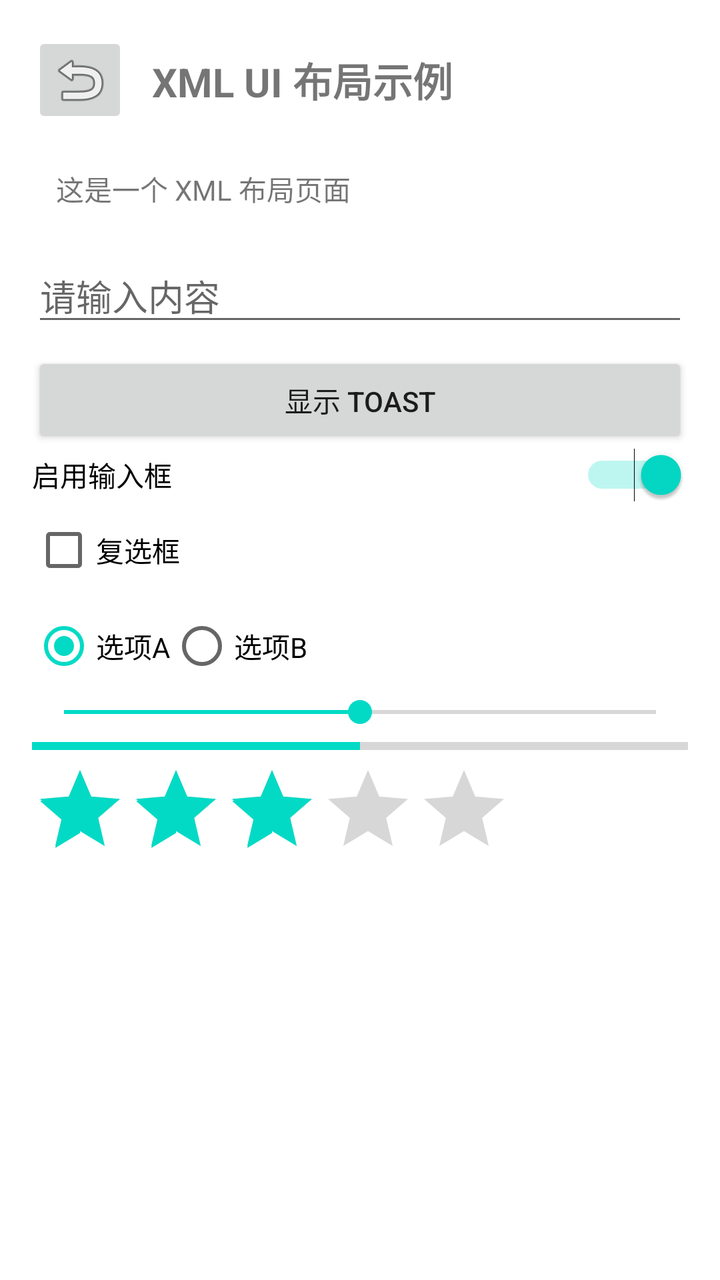
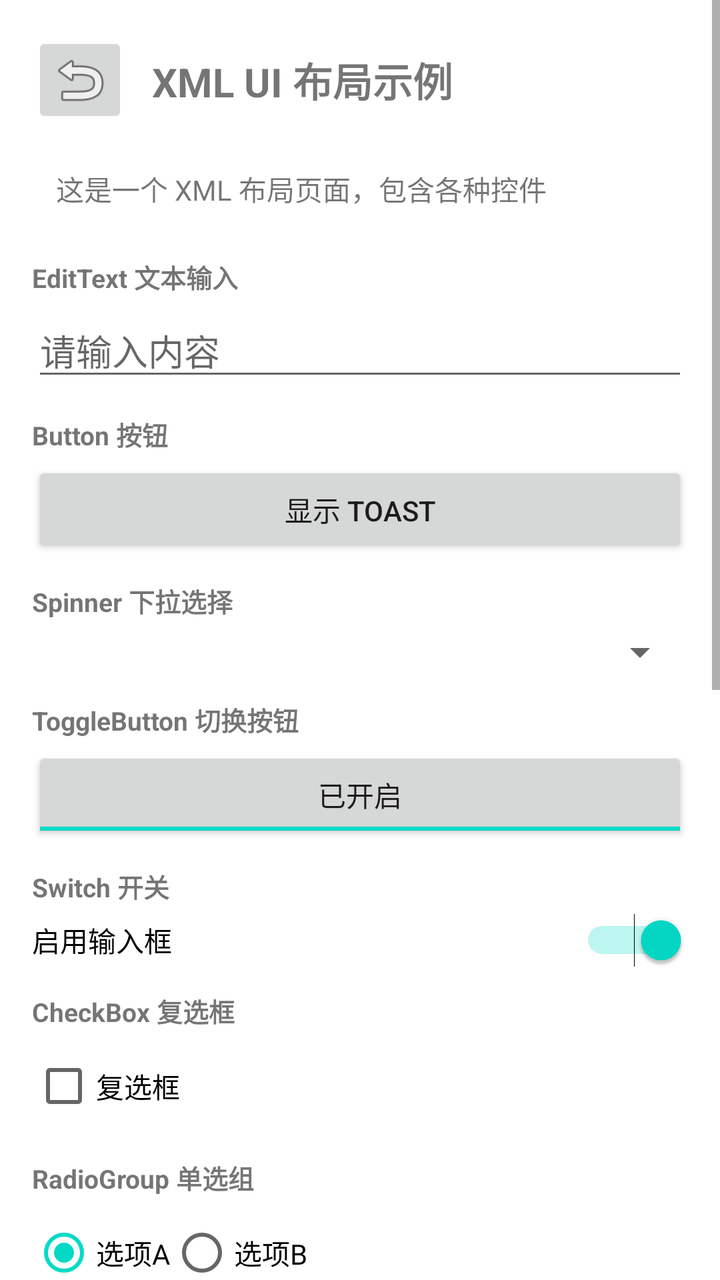

Screens rendered from an Android XML layout before and after an edit, with the pre-edit source and the edit as a unified diff.
<!-- AndroidManifest.xml: fallback theme Theme.MaterialComponents.DayNight.NoActionBar -->
<!-- res/layout/activity_xml.xml -->
<?xml version="1.0" encoding="utf-8"?>
<LinearLayout xmlns:android="http://schemas.android.com/apk/res/android"
    android:layout_width="match_parent"
    android:layout_height="match_parent"
    android:orientation="vertical"
    android:padding="16dp">

    <LinearLayout
        android:layout_width="match_parent"
        android:layout_height="wrap_content"
        android:orientation="horizontal"
        android:gravity="center_vertical">

        <ImageButton
            android:id="@+id/ivBack"
            android:layout_width="48dp"
            android:layout_height="48dp"
            android:contentDescription="返回"
            android:src="@android:drawable/ic_menu_revert" />

        <TextView
            android:layout_width="wrap_content"
            android:layout_height="wrap_content"
            android:text="XML UI 布局示例"
            android:textSize="20sp"
            android:textStyle="bold"
            android:layout_marginStart="12dp" />
    </LinearLayout>

    <TextView
        android:id="@+id/tvFeedback"
        android:layout_width="match_parent"
        android:layout_height="wrap_content"
        android:text="这是一个 XML 布局页面"
        android:textSize="14sp"
        android:padding="12dp"
        android:layout_marginTop="8dp" />

    <EditText
        android:id="@+id/editText"
        android:layout_width="match_parent"
        android:layout_height="wrap_content"
        android:hint="请输入内容"
        android:layout_marginTop="8dp" />

    <Button
        android:id="@+id/buttonShowToast"
        android:layout_width="match_parent"
        android:layout_height="wrap_content"
        android:text="显示 Toast"
        android:layout_marginTop="8dp" />

    <Switch
        android:id="@+id/controlSwitch"
        android:layout_width="match_parent"
        android:layout_height="wrap_content"
        android:text="启用输入框"
        android:checked="true" />

    <CheckBox
        android:id="@+id/checkbox"
        android:layout_width="match_parent"
        android:layout_height="wrap_content"
        android:text="复选框" />

    <RadioGroup
        android:id="@+id/radioGroup"
        android:layout_width="match_parent"
        android:layout_height="wrap_content"
        android:orientation="horizontal">

        <RadioButton
            android:id="@+id/radioButton1"
            android:layout_width="wrap_content"
            android:layout_height="wrap_content"
            android:text="选项A"
            android:checked="true" />

        <RadioButton
            android:id="@+id/radioButton2"
            android:layout_width="wrap_content"
            android:layout_height="wrap_content"
            android:text="选项B" />
    </RadioGroup>

    <SeekBar
        android:id="@+id/seekBar"
        android:layout_width="match_parent"
        android:layout_height="wrap_content"
        android:max="100"
        android:progress="50" />

    <ProgressBar
        android:id="@+id/progressBar"
        style="?android:attr/progressBarStyleHorizontal"
        android:layout_width="match_parent"
        android:layout_height="wrap_content"
        android:max="100"
        android:progress="50" />

    <RatingBar
        android:id="@+id/ratingBar"
        android:layout_width="wrap_content"
        android:layout_height="wrap_content"
        android:numStars="5"
        android:rating="3" />
</LinearLayout>
<!-- resources referenced by this layout -->
<resources>

</resources>

<!-- the commit's change to res/layout/activity_xml.xml (unified diff, before → after) -->
@@ -1,107 +1,260 @@
 <?xml version="1.0" encoding="utf-8"?>
-<LinearLayout xmlns:android="http://schemas.android.com/apk/res/android"
+<ScrollView xmlns:android="http://schemas.android.com/apk/res/android"
     android:layout_width="match_parent"
     android:layout_height="match_parent"
-    android:orientation="vertical"
-    android:padding="16dp">
+    android:fillViewport="true">
 
     <LinearLayout
         android:layout_width="match_parent"
         android:layout_height="wrap_content"
-        android:orientation="horizontal"
-        android:gravity="center_vertical">
-
-        <ImageButton
-            android:id="@+id/ivBack"
-            android:layout_width="48dp"
-            android:layout_height="48dp"
-            android:contentDescription="返回"
-            android:src="@android:drawable/ic_menu_revert" />
-
-        <TextView
-            android:layout_width="wrap_content"
-            android:layout_height="wrap_content"
-            android:text="XML UI 布局示例"
-            android:textSize="20sp"
-            android:textStyle="bold"
-            android:layout_marginStart="12dp" />
+        android:orientation="vertical"
+        android:padding="16dp">
+
+        
+        <LinearLayout
+            android:layout_width="match_parent"
+            android:layout_height="wrap_content"
+            android:orientation="horizontal"
+            android:gravity="center_vertical">
+
+            <ImageButton
+                android:id="@+id/ivBack"
+                android:layout_width="48dp"
+                android:layout_height="48dp"
+                android:contentDescription="返回"
+                android:src="@android:drawable/ic_menu_revert" />
+
+            <TextView
+                android:layout_width="wrap_content"
+                android:layout_height="wrap_content"
+                android:text="XML UI 布局示例"
+                android:textSize="20sp"
+                android:textStyle="bold"
+                android:layout_marginStart="12dp" />
+        </LinearLayout>
+
+        <TextView
+            android:id="@+id/tvFeedback"
+            android:layout_width="match_parent"
+            android:layout_height="wrap_content"
+            android:text="这是一个 XML 布局页面，包含各种控件"
+            android:textSize="14sp"
+            android:padding="12dp"
+            android:layout_marginTop="8dp" />
+
+        
+        <TextView
+            android:layout_width="wrap_content"
+            android:layout_height="wrap_content"
+            android:text="EditText 文本输入"
+            android:textSize="13sp"
+            android:textStyle="bold"
+            android:layout_marginTop="12dp" />
+        <EditText
+            android:id="@+id/editText"
+            android:layout_width="match_parent"
+            android:layout_height="wrap_content"
+            android:hint="请输入内容"
+            android:layout_marginTop="4dp" />
+
+        
+        <TextView
+            android:layout_width="wrap_content"
+            android:layout_height="wrap_content"
+            android:text="Button 按钮"
+            android:textSize="13sp"
+            android:textStyle="bold"
+            android:layout_marginTop="12dp" />
+        <Button
+            android:id="@+id/buttonShowToast"
+            android:layout_width="match_parent"
+            android:layout_height="wrap_content"
+            android:text="显示 Toast"
+            android:layout_marginTop="4dp" />
+
+        
+        <TextView
+            android:layout_width="wrap_content"
+            android:layout_height="wrap_content"
+            android:text="Spinner 下拉选择"
+            android:textSize="13sp"
+            android:textStyle="bold"
+            android:layout_marginTop="12dp" />
+        <Spinner
+            android:id="@+id/spinnerOptions"
+            android:layout_width="match_parent"
+            android:layout_height="wrap_content"
+            android:layout_marginTop="4dp" />
+
+        
+        <TextView
+            android:layout_width="wrap_content"
+            android:layout_height="wrap_content"
+            android:text="ToggleButton 切换按钮"
+            android:textSize="13sp"
+            android:textStyle="bold"
+            android:layout_marginTop="12dp" />
+        <ToggleButton
+            android:id="@+id/toggleButton"
+            android:layout_width="match_parent"
+            android:layout_height="wrap_content"
+            android:textOn="已开启"
+            android:textOff="已关闭"
+            android:checked="true"
+            android:layout_marginTop="4dp" />
+
+        
+        <TextView
+            android:layout_width="wrap_content"
+            android:layout_height="wrap_content"
+            android:text="Switch 开关"
+            android:textSize="13sp"
+            android:textStyle="bold"
+            android:layout_marginTop="12dp" />
+        <Switch
+            android:id="@+id/controlSwitch"
+            android:layout_width="match_parent"
+            android:layout_height="wrap_content"
+            android:text="启用输入框"
+            android:checked="true"
+            android:layout_marginTop="4dp" />
+
+        
+        <TextView
+            android:layout_width="wrap_content"
+            android:layout_height="wrap_content"
+            android:text="CheckBox 复选框"
+            android:textSize="13sp"
+            android:textStyle="bold"
+            android:layout_marginTop="12dp" />
+        <CheckBox
+            android:id="@+id/checkbox"
+            android:layout_width="match_parent"
+            android:layout_height="wrap_content"
+            android:text="复选框"
+            android:layout_marginTop="4dp" />
+
+        
+        <TextView
+            android:layout_width="wrap_content"
+            android:layout_height="wrap_content"
+            android:text="RadioGroup 单选组"
+            android:textSize="13sp"
+            android:textStyle="bold"
+            android:layout_marginTop="12dp" />
+        <RadioGroup
+            android:id="@+id/radioGroup"
+            android:layout_width="match_parent"
+            android:layout_height="wrap_content"
+            android:orientation="horizontal"
+            android:layout_marginTop="4dp">
+
+            <RadioButton
+                android:id="@+id/radioButton1"
+                android:layout_width="wrap_content"
+                android:layout_height="wrap_content"
+                android:text="选项A"
+                android:checked="true" />
+
+            <RadioButton
+                android:id="@+id/radioButton2"
+                android:layout_width="wrap_content"
+                android:layout_height="wrap_content"
+                android:text="选项B" />
+        </RadioGroup>
+
+        
+        <TextView
+            android:layout_width="wrap_content"
+            android:layout_height="wrap_content"
+            android:text="SeekBar 拖动条"
+            android:textSize="13sp"
+            android:textStyle="bold"
+            android:layout_marginTop="12dp" />
+        <SeekBar
+            android:id="@+id/seekBar"
+            android:layout_width="match_parent"
+            android:layout_height="wrap_content"
+            android:max="100"
+            android:progress="50"
+            android:layout_marginTop="4dp" />
+
+        
+        <TextView
+            android:layout_width="wrap_content"
+            android:layout_height="wrap_content"
+            android:text="ProgressBar 进度条"
+            android:textSize="13sp"
+            android:textStyle="bold"
+            android:layout_marginTop="12dp" />
+        <ProgressBar
+            android:id="@+id/progressBar"
+            style="?android:attr/progressBarStyleHorizontal"
+            android:layout_width="match_parent"
+            android:layout_height="wrap_content"
+            android:max="100"
+            android:progress="50"
+            android:layout_marginTop="4dp" />
+
+        
+        <TextView
+            android:layout_width="wrap_content"
+            android:layout_height="wrap_content"
+            android:text="RatingBar 评分条"
+            android:textSize="13sp"
+            android:textStyle="bold"
+            android:layout_marginTop="12dp" />
+        <RatingBar
+            android:id="@+id/ratingBar"
+            android:layout_width="wrap_content"
+            android:layout_height="wrap_content"
+            android:numStars="5"
+            android:rating="3"
+            android:layout_marginTop="4dp" />
+
+        
+        <TextView
+            android:layout_width="wrap_content"
+            android:layout_height="wrap_content"
+            android:text="NumberPicker 数字选择器"
+            android:textSize="13sp"
+            android:textStyle="bold"
+            android:layout_marginTop="12dp" />
+        <NumberPicker
+            android:id="@+id/numberPicker"
+            android:layout_width="wrap_content"
+            android:layout_height="wrap_content"
+            android:layout_gravity="center_horizontal"
+            android:layout_marginTop="4dp" />
+
+        
+        <TextView
+            android:layout_width="wrap_content"
+            android:layout_height="wrap_content"
+            android:text="ImageView 图片（点击图片试试）"
+            android:textSize="13sp"
+            android:textStyle="bold"
+            android:layout_marginTop="12dp" />
+        <ImageView
+            android:id="@+id/imageView"
+            android:layout_width="wrap_content"
+            android:layout_height="wrap_content"
+            android:layout_gravity="center_horizontal"
+            android:src="@android:drawable/ic_menu_gallery"
+            android:contentDescription="示例图片"
+            android:layout_marginTop="4dp" />
+
+        
+        <View
+            android:id="@+id/dividerLine"
+            android:layout_width="match_parent"
+            android:layout_height="1dp"
+            android:background="#33000000"
+            android:layout_marginTop="16dp" />
+
+        
+        <View
+            android:layout_width="match_parent"
+            android:layout_height="24dp" />
     </LinearLayout>
-
-    <TextView
-        android:id="@+id/tvFeedback"
-        android:layout_width="match_parent"
-        android:layout_height="wrap_content"
-        android:text="这是一个 XML 布局页面"
-        android:textSize="14sp"
-        android:padding="12dp"
-        android:layout_marginTop="8dp" />
-
-    <EditText
-        android:id="@+id/editText"
-        android:layout_width="match_parent"
-        android:layout_height="wrap_content"
-        android:hint="请输入内容"
-        android:layout_marginTop="8dp" />
-
-    <Button
-        android:id="@+id/buttonShowToast"
-        android:layout_width="match_parent"
-        android:layout_height="wrap_content"
-        android:text="显示 Toast"
-        android:layout_marginTop="8dp" />
-
-    <Switch
-        android:id="@+id/controlSwitch"
-        android:layout_width="match_parent"
-        android:layout_height="wrap_content"
-        android:text="启用输入框"
-        android:checked="true" />
-
-    <CheckBox
-        android:id="@+id/checkbox"
-        android:layout_width="match_parent"
-        android:layout_height="wrap_content"
-        android:text="复选框" />
-
-    <RadioGroup
-        android:id="@+id/radioGroup"
-        android:layout_width="match_parent"
-        android:layout_height="wrap_content"
-        android:orientation="horizontal">
-
-        <RadioButton
-            android:id="@+id/radioButton1"
-            android:layout_width="wrap_content"
-            android:layout_height="wrap_content"
-            android:text="选项A"
-            android:checked="true" />
-
-        <RadioButton
-            android:id="@+id/radioButton2"
-            android:layout_width="wrap_content"
-            android:layout_height="wrap_content"
-            android:text="选项B" />
-    </RadioGroup>
-
-    <SeekBar
-        android:id="@+id/seekBar"
-        android:layout_width="match_parent"
-        android:layout_height="wrap_content"
-        android:max="100"
-        android:progress="50" />
-
-    <ProgressBar
-        android:id="@+id/progressBar"
-        style="?android:attr/progressBarStyleHorizontal"
-        android:layout_width="match_parent"
-        android:layout_height="wrap_content"
-        android:max="100"
-        android:progress="50" />
-
-    <RatingBar
-        android:id="@+id/ratingBar"
-        android:layout_width="wrap_content"
-        android:layout_height="wrap_content"
-        android:numStars="5"
-        android:rating="3" />
-</LinearLayout>
+</ScrollView>
